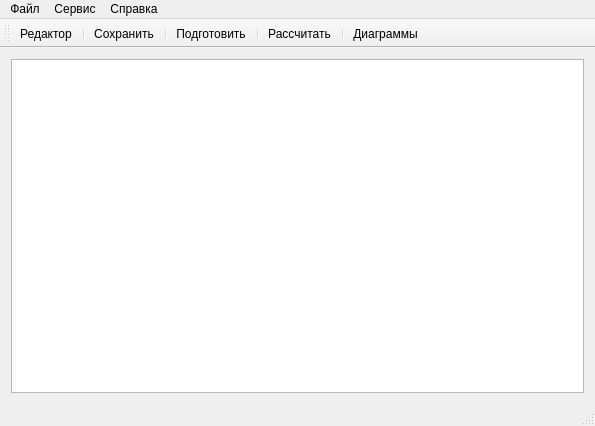
Old version of the form mainwindow.ui in the repository ArtemHodeev/Gidrolog.
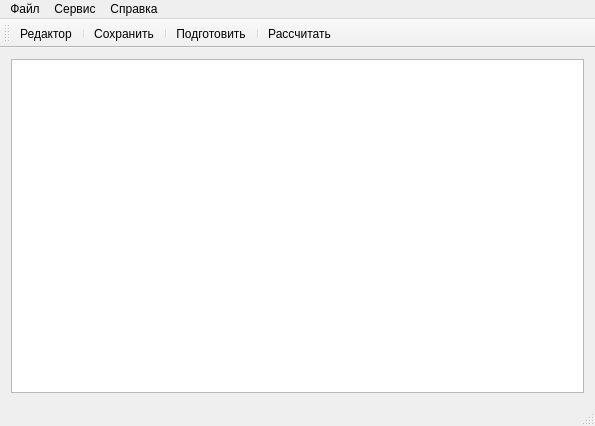
New version of the form.

Commit message: Мелкие правки по интерфейсу

The edit to the form file:
```diff
--- a/mainwindow.ui
+++ b/mainwindow.ui
@@ -79,8 +79,6 @@
    <addaction name="action_prepare"/>
    <addaction name="separator"/>
    <addaction name="action_calcilate"/>
-   <addaction name="separator"/>
-   <addaction name="action_plot"/>
   </widget>
   <widget class="QStatusBar" name="statusBar"/>
   <action name="action_editorTool">
```
The commit also changes 4 other files.
